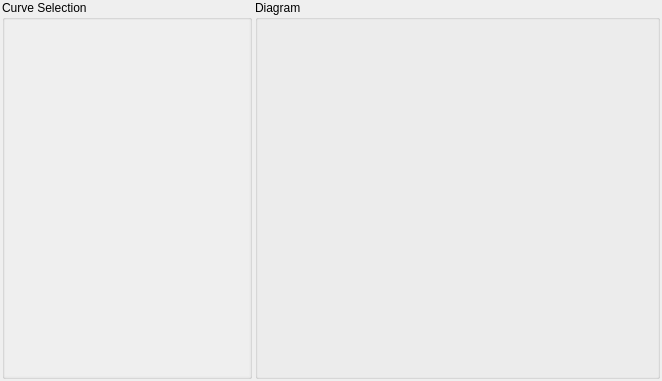
mavlink/qgroundcontrol, file src/ui/Linechart.ui: the form before one commit.
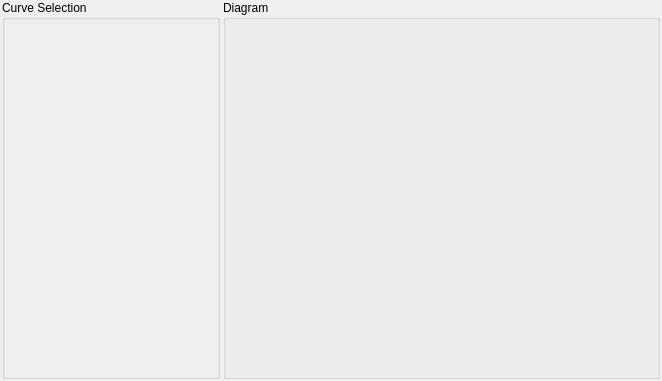
The form after the commit.

Commit message: Adjusted to small screens

Patch:
```diff
--- a/src/ui/Linechart.ui
+++ b/src/ui/Linechart.ui
@@ -25,7 +25,7 @@
   <property name="windowTitle">
    <string>Form</string>
   </property>
-  <layout class="QHBoxLayout" name="horizontalLayout_2">
+  <layout class="QHBoxLayout" name="horizontalLayout_2" stretch="10,20">
    <property name="spacing">
     <number>3</number>
    </property>
@@ -51,8 +51,14 @@
      </property>
      <property name="minimumSize">
       <size>
-       <width>250</width>
-       <height>300</height>
+       <width>90</width>
+       <height>200</height>
+      </size>
+     </property>
+     <property name="maximumSize">
+      <size>
+       <width>370</width>
+       <height>16777215</height>
       </size>
      </property>
      <property name="title">
@@ -71,15 +77,15 @@
       <item>
        <widget class="QScrollArea" name="curveListWidget">
         <property name="sizePolicy">
-         <sizepolicy hsizetype="Preferred" vsizetype="Expanding">
+         <sizepolicy hsizetype="Minimum" vsizetype="Expanding">
           <horstretch>0</horstretch>
           <verstretch>0</verstretch>
          </sizepolicy>
         </property>
         <property name="minimumSize">
          <size>
-          <width>240</width>
-          <height>250</height>
+          <width>60</width>
+          <height>150</height>
          </size>
         </property>
         <property name="baseSize">
@@ -108,7 +114,7 @@
           <rect>
            <x>0</x>
            <y>0</y>
-           <width>242</width>
+           <width>210</width>
            <height>361</height>
           </rect>
          </property>
@@ -122,14 +128,14 @@
     <widget class="QGroupBox" name="diagramGroupBox">
      <property name="sizePolicy">
       <sizepolicy hsizetype="MinimumExpanding" vsizetype="MinimumExpanding">
-       <horstretch>9</horstretch>
+       <horstretch>0</horstretch>
        <verstretch>0</verstretch>
       </sizepolicy>
      </property>
      <property name="minimumSize">
       <size>
-       <width>400</width>
-       <height>300</height>
+       <width>200</width>
+       <height>200</height>
       </size>
      </property>
      <property name="baseSize">
```
Left out of the diff: 4 changed lines with no effect on the pictures. The commit also changes 3 other files.
